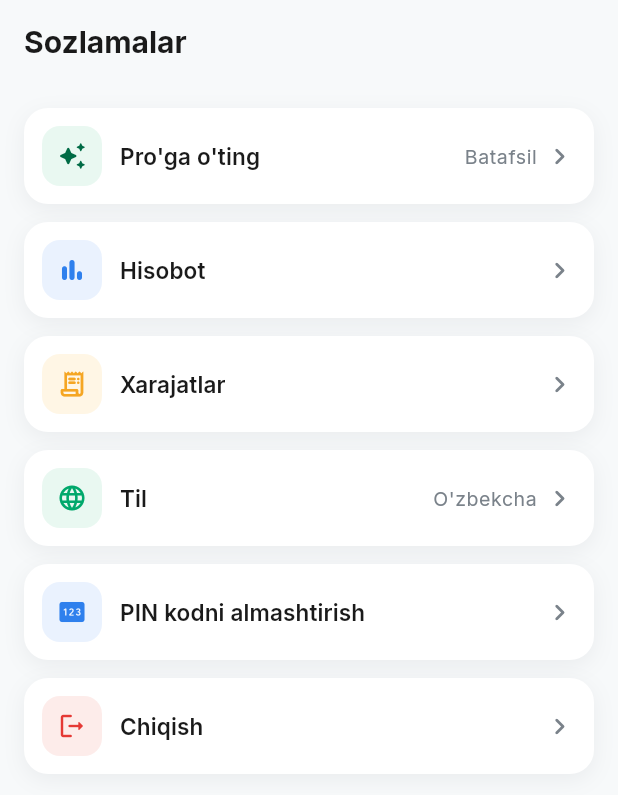
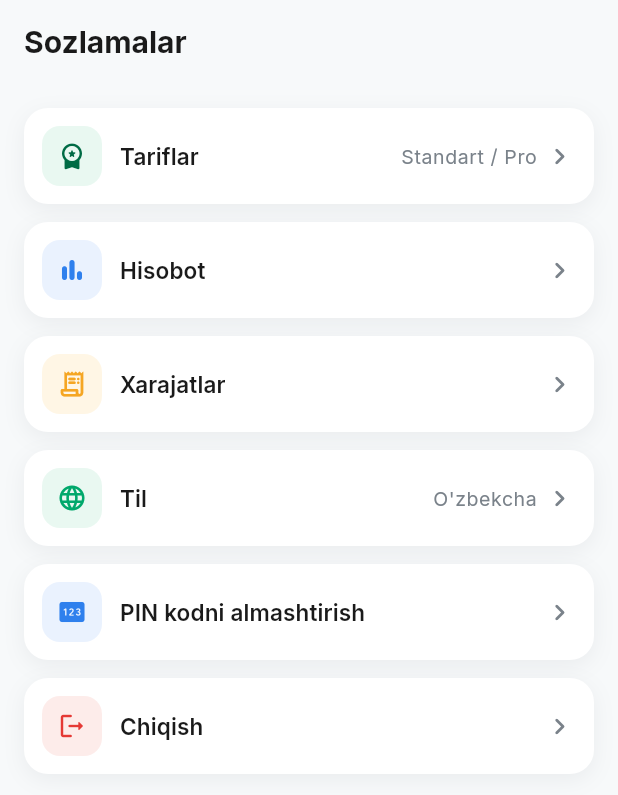
Before and after one commit to nargizarustamova65/savdodaftar, a Flutter app: the SettingsScreen screen opened directly, on a phone screen of 412 x 824 dp. Shown: the top 795 px of the screen. Run offline on Flutter 3.47's test engine with Material 3 defaults, Android fonts, the light colour scheme and no system bars; our stand-ins replace dio, flutter_riverpod, flutter_secure_storage, go_router, google_fonts; accounts and stored records are empty; network calls fail.

Commit message:
Add mobile Standard and Pro plans screen with Payme/Click checkout and polling

```diff
--- a/lib/features/settings/settings_screen.dart
+++ b/lib/features/settings/settings_screen.dart
@@ -11,255 +11,67 @@ import '../../core/utils/phone.dart';
 import '../../core/widgets/widgets.dart';
 import '../auth/data/auth_models.dart';
 import '../auth/state/auth_providers.dart';
+import '../billing/billing_screen.dart';
 import '../customers/customers_screen.dart' show CustomerAvatar;
 import '../expenses/expenses_screen.dart';
 import '../reports/reports_screen.dart';
 import 'pin_change_screen.dart';
 
-/// TZ 26, 31, 35: Sozlamalar — profil, Pro tarif, hisobot, xarajatlar,
-/// til, PIN almashtirish va chiqish.
 class SettingsScreen extends ConsumerWidget {
   const SettingsScreen({super.key});
 
-  void _push(BuildContext context, Widget screen) {
-    Navigator.of(context).push(
-      MaterialPageRoute<void>(builder: (BuildContext context) => screen),
-    );
-  }
+  void _push(BuildContext context, Widget screen) => Navigator.of(context).push(MaterialPageRoute<void>(builder: (_) => screen));
 
-  /// Til tanlash — tanlov qurilmada saqlanadi va API'ga uzatiladi.
   Future<void> _chooseLanguage(BuildContext context, WidgetRef ref) async {
     final AppStrings s = context.s;
     final String current = ref.read(localeControllerProvider).languageCode;
-
-    final String? code = await showModalBottomSheet<String>(
-      context: context,
-      builder: (BuildContext context) {
-        return SafeArea(
-          child: Padding(
-            padding: const EdgeInsets.symmetric(vertical: AppSpacing.md),
-            child: Column(
-              mainAxisSize: MainAxisSize.min,
-              children: <Widget>[
-                for (final (String value, String label)
-                    in <(String, String)>[
-                  ('uz', s.languageUz),
-                  ('ru', s.languageRu),
-                ])
-                  ListTile(
-                    title: Text(label),
-                    trailing: value == current
-                        ? const Icon(
-                            Icons.check_rounded,
-                            color: AppColors.primary,
-                          )
-                        : null,
-                    onTap: () => Navigator.of(context).pop(value),
-                  ),
-              ],
-            ),
-          ),
-        );
-      },
-    );
-
+    final String? code = await showModalBottomSheet<String>(context: context, builder: (context) => SafeArea(child: Padding(padding: const EdgeInsets.symmetric(vertical: AppSpacing.md), child: Column(mainAxisSize: MainAxisSize.min, children: <Widget>[
+      for (final (String value, String label) in <(String, String)>[('uz', s.languageUz), ('ru', s.languageRu)]) ListTile(title: Text(label), trailing: value == current ? const Icon(Icons.check_rounded, color: AppColors.primary) : null, onTap: () => Navigator.of(context).pop(value)),
+    ]))));
     if (code != null && code != current) {
       await ref.read(localeControllerProvider.notifier).setLocale(code);
-
-      // Tanlangan til backend profilida ham saqlanadi — SMS va API
-      // xabarlari shu tilda keladi (TZ 4).
       final AuthUser? user = ref.read(authControllerProvider).user;
-      if (user != null && user.name.trim().isNotEmpty) {
-        await ref.read(authControllerProvider.notifier).saveProfile(
-              name: user.name,
-              shopName: user.shopName,
-              businessType: user.businessType,
-              locale: code,
-            );
-      }
+      if (user != null && user.name.trim().isNotEmpty) await ref.read(authControllerProvider.notifier).saveProfile(name: user.name, shopName: user.shopName, businessType: user.businessType, locale: code);
     }
   }
 
   Future<void> _logout(BuildContext context, WidgetRef ref) async {
     final AppStrings s = context.s;
-    final bool confirmed = await ConfirmDialog.show(
-      context,
-      title: s.logout,
-      message: s.logoutConfirmBody,
-      confirmLabel: s.logout,
-      destructive: true,
-    );
-    if (!confirmed || !context.mounted) {
-      return;
-    }
-
+    final bool confirmed = await ConfirmDialog.show(context, title: s.logout, message: s.logoutConfirmBody, confirmLabel: s.logout, destructive: true);
+    if (!confirmed || !context.mounted) return;
     await ref.read(authControllerProvider.notifier).logout();
-    if (context.mounted) {
-      context.go(AppRoutes.phone);
-    }
+    if (context.mounted) context.go(AppRoutes.phone);
   }
 
   @override
   Widget build(BuildContext context, WidgetRef ref) {
     final AppStrings s = context.s;
-    final TextTheme textTheme = Theme.of(context).textTheme;
     final AuthUser? user = ref.watch(authControllerProvider).user;
     final Locale locale = ref.watch(localeControllerProvider);
-    final String languageName =
-        locale.languageCode == 'ru' ? s.languageRu : s.languageUz;
-
+    final String languageName = locale.languageCode == 'ru' ? s.languageRu : s.languageUz;
     return Scaffold(
       appBar: AppBar(title: Text(s.navSettings)),
-      body: ListView(
-        padding: const EdgeInsets.all(AppSpacing.screen),
-        children: <Widget>[
-          // —— Profil: ism + telefon + do'kon nomi (TZ 5)
-          if (user != null) ...<Widget>[
-            AppCard(
-              child: Row(
-                children: <Widget>[
-                  CustomerAvatar(
-                    name: user.name.trim().isEmpty ? '\u2014' : user.name,
-                    size: 52,
-                  ),
-                  const SizedBox(width: AppSpacing.md),
-                  Expanded(
-                    child: Column(
-                      crossAxisAlignment: CrossAxisAlignment.start,
-                      children: <Widget>[
-                        Text(user.name, style: textTheme.titleMedium),
-                        if (user.phone.isNotEmpty) ...<Widget>[
-                          const SizedBox(height: 2),
-                          Text(
-                            Phone.formatFull(user.phone),
-                            style: textTheme.bodySmall,
-                          ),
-                        ],
-                        if (user.shopName != null &&
-                            user.shopName!.isNotEmpty) ...<Widget>[
-                          const SizedBox(height: 2),
-                          Text(user.shopName!, style: textTheme.bodySmall),
-                        ],
-                      ],
-                    ),
-                  ),
-                ],
-              ),
-            ),
-            const SizedBox(height: AppSpacing.lg),
-          ],
-
-          // —— Pro tarif qatori (TZ 35.3)
-          _MenuItem(
-            icon: Icons.auto_awesome_rounded,
-            iconColor: AppColors.darkGreen,
-            iconBackground: AppColors.lightGreen,
-            label: s.proTitle,
-            trailingText: s.proAction,
-            onTap: () => ScaffoldMessenger.of(context).showSnackBar(
-              SnackBar(content: Text(s.comingSoonBody)),
-            ),
-          ),
-          const SizedBox(height: AppSpacing.md),
-          _MenuItem(
-            icon: Icons.bar_chart_rounded,
-            iconColor: AppColors.info,
-            iconBackground: AppColors.infoSurface,
-            label: s.navReports,
-            onTap: () => _push(context, const ReportsScreen()),
-          ),
-          const SizedBox(height: AppSpacing.md),
-          _MenuItem(
-            icon: Icons.receipt_long_rounded,
-            iconColor: AppColors.warning,
-            iconBackground: AppColors.warningSurface,
-            label: s.navExpenses,
-            onTap: () => _push(context, const ExpensesScreen()),
-          ),
-          const SizedBox(height: AppSpacing.md),
-          _MenuItem(
-            icon: Icons.language_rounded,
-            iconColor: AppColors.primary,
-            iconBackground: AppColors.successSurface,
-            label: s.languageLabel,
-            trailingText: languageName,
-            onTap: () => _chooseLanguage(context, ref),
-          ),
-          const SizedBox(height: AppSpacing.md),
-          _MenuItem(
-            icon: Icons.pin_rounded,
-            iconColor: AppColors.info,
-            iconBackground: AppColors.infoSurface,
-            label: s.changePinTitle,
-            onTap: () => _push(context, const PinChangeScreen()),
-          ),
-          const SizedBox(height: AppSpacing.md),
-          _MenuItem(
-            icon: Icons.logout_rounded,
-            iconColor: AppColors.danger,
-            iconBackground: AppColors.dangerSurface,
-            label: s.logout,
-            onTap: () => _logout(context, ref),
-          ),
-        ],
-      ),
+      body: ListView(padding: const EdgeInsets.all(AppSpacing.screen), children: <Widget>[
+        if (user != null) ...<Widget>[AppCard(child: Row(children: <Widget>[CustomerAvatar(name: user.name.trim().isEmpty ? '—' : user.name, size: 52), const SizedBox(width: AppSpacing.md), Expanded(child: Column(crossAxisAlignment: CrossAxisAlignment.start, children: <Widget>[Text(user.name, style: Theme.of(context).textTheme.titleMedium), if (user.phone.isNotEmpty) Text(Phone.formatFull(user.phone), style: Theme.of(context).textTheme.bodySmall), if (user.shopName?.isNotEmpty == true) Text(user.shopName!, style: Theme.of(context).textTheme.bodySmall)]))])), const SizedBox(height: AppSpacing.lg)],
+        _MenuItem(icon: Icons.workspace_premium_rounded, iconColor: AppColors.darkGreen, iconBackground: AppColors.lightGreen, label: 'Tariflar', trailingText: 'Standart / Pro', onTap: () => _push(context, const BillingScreen())),
+        const SizedBox(height: AppSpacing.md),
+        _MenuItem(icon: Icons.bar_chart_rounded, iconColor: AppColors.info, iconBackground: AppColors.infoSurface, label: s.navReports, onTap: () => _push(context, const ReportsScreen())),
+        const SizedBox(height: AppSpacing.md),
+        _MenuItem(icon: Icons.receipt_long_rounded, iconColor: AppColors.warning, iconBackground: AppColors.warningSurface, label: s.navExpenses, onTap: () => _push(context, const ExpensesScreen())),
+        const SizedBox(height: AppSpacing.md),
+        _MenuItem(icon: Icons.language_rounded, iconColor: AppColors.primary, iconBackground: AppColors.successSurface, label: s.languageLabel, trailingText: languageName, onTap: () => _chooseLanguage(context, ref)),
+        const SizedBox(height: AppSpacing.md),
+        _MenuItem(icon: Icons.pin_rounded, iconColor: AppColors.info, iconBackground: AppColors.infoSurface, label: s.changePinTitle, onTap: () => _push(context, const PinChangeScreen())),
+        const SizedBox(height: AppSpacing.md),
+        _MenuItem(icon: Icons.logout_rounded, iconColor: AppColors.danger, iconBackground: AppColors.dangerSurface, label: s.logout, onTap: () => _logout(context, ref)),
+      ]),
     );
   }
 }
 
-/// Sozlamalar bo'limi qatori — ikon + nom + (ixtiyoriy matn) + chevron.
 class _MenuItem extends StatelessWidget {
-  const _MenuItem({
-    required this.icon,
-    required this.iconColor,
-    required this.iconBackground,
-    required this.label,
-    required this.onTap,
-    this.trailingText,
-  });
-
-  final IconData icon;
-  final Color iconColor;
-  final Color iconBackground;
-  final String label;
-  final VoidCallback onTap;
-  final String? trailingText;
-
+  const _MenuItem({required this.icon, required this.iconColor, required this.iconBackground, required this.label, required this.onTap, this.trailingText});
+  final IconData icon; final Color iconColor; final Color iconBackground; final String label; final VoidCallback onTap; final String? trailingText;
   @override
-  Widget build(BuildContext context) {
-    final TextTheme textTheme = Theme.of(context).textTheme;
-
-    return AppCard(
-      padding: const EdgeInsets.all(AppSpacing.md),
-      onTap: onTap,
-      child: Row(
-        children: <Widget>[
-          Container(
-            height: 40,
-            width: 40,
-            alignment: Alignment.center,
-            decoration: BoxDecoration(
-              color: iconBackground,
-              borderRadius: AppRadius.field,
-            ),
-            child: Icon(icon, size: 20, color: iconColor),
-          ),
-          const SizedBox(width: AppSpacing.md),
-          Expanded(child: Text(label, style: textTheme.titleSmall)),
-          if (trailingText != null) ...<Widget>[
-            Text(
-              trailingText!,
-              style: textTheme.bodySmall
-                  ?.copyWith(color: AppColors.textSecondary),
-            ),
-            const SizedBox(width: AppSpacing.xs),
-          ],
-          const Icon(
-            Icons.chevron_right_rounded,
-            color: AppColors.textSecondary,
-          ),
-        ],
-      ),
-    );
-  }
+  Widget build(BuildContext context) => AppCard(padding: const EdgeInsets.all(AppSpacing.md), onTap: onTap, child: Row(children: <Widget>[Container(height: 40, width: 40, alignment: Alignment.center, decoration: BoxDecoration(color: iconBackground, borderRadius: AppRadius.field), child: Icon(icon, size: 20, color: iconColor)), const SizedBox(width: AppSpacing.md), Expanded(child: Text(label, style: Theme.of(context).textTheme.titleSmall)), if (trailingText != null) Text(trailingText!, style: Theme.of(context).textTheme.bodySmall?.copyWith(color: AppColors.textSecondary)), const SizedBox(width: AppSpacing.xs), const Icon(Icons.chevron_right_rounded, color: AppColors.textSecondary)]));
 }
```
Also changed, not shown: lib/features/billing/billing_screen.dart (added, +203 -0 lines).
